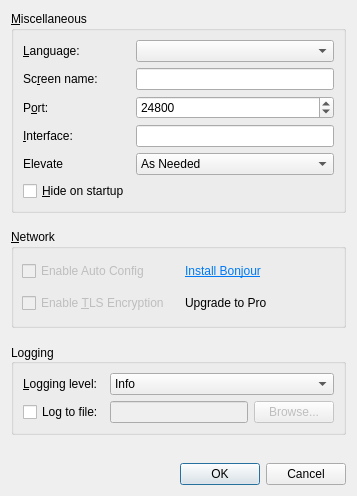
This is src/gui/src/SettingsDialogBase.ui in deskflow/deskflow as Qt 5 draws it before an edit. The edited form follows.
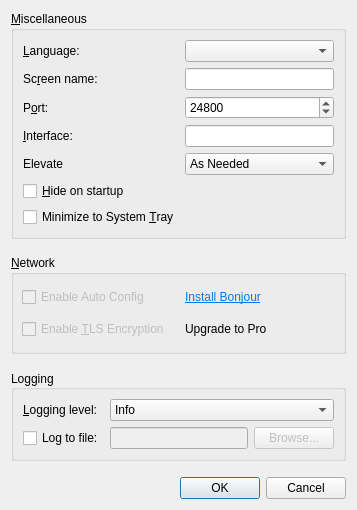
This is the edited form.

Commit message: #6524 Adds new minimize to tray functionality and setting to enable/disable

```diff
--- a/src/gui/src/SettingsDialogBase.ui
+++ b/src/gui/src/SettingsDialogBase.ui
@@ -114,13 +114,6 @@
       <item row="0" column="1">
        <widget class="QComboBox" name="m_pComboLanguage"/>
       </item>
-      <item row="5" column="0">
-       <widget class="QCheckBox" name="m_pCheckBoxAutoHide">
-        <property name="text">
-         <string>&amp;Hide on startup</string>
-        </property>
-       </widget>
-      </item>
       <item row="4" column="1">
        <widget class="QComboBox" name="m_pComboElevate">
         <property name="toolTip">
@@ -153,6 +146,20 @@
         </property>
        </widget>
       </item>
+      <item row="6" column="0">
+       <widget class="QCheckBox" name="m_pCheckBoxAutoHide">
+        <property name="text">
+         <string>&amp;Hide on startup</string>
+        </property>
+       </widget>
+      </item>
+      <item row="7" column="0">
+       <widget class="QCheckBox" name="m_pCheckBoxMinimizeToTray">
+        <property name="text">
+         <string>Minimize to System &amp;Tray</string>
+        </property>
+       </widget>
+      </item>
      </layout>
     </widget>
    </item>
```
Left out of the diff: 1 changed line with no effect on the pictures. The commit also changes 5 other files.
